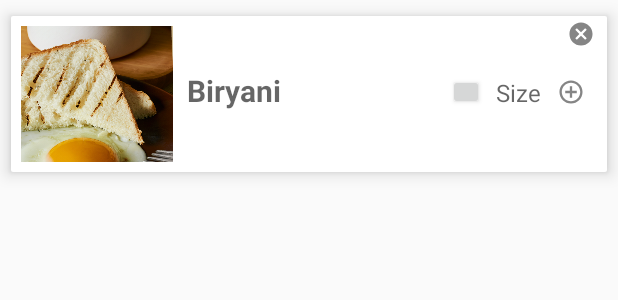
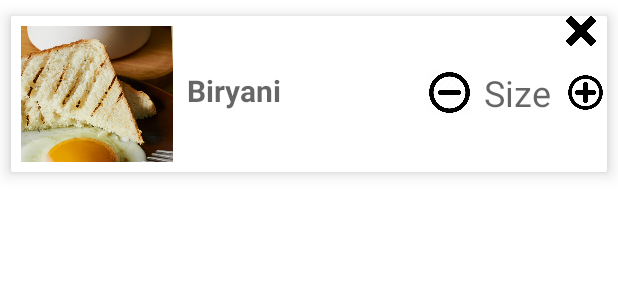
Before and after one commit to Hamza-Dar/aorms-seda, an Android app: the layout cart_layout.xml on its own in the app's theme, with its tools: preview values and no code run, on a phone screen of 412 x 824 dp. Shown: the top 300 px of the screen. Run offline under Robolectric (Android 15) with nearby library versions, the phone set to English and light mode, and no system bars.

Commit message:
prototype2

```diff
--- a/app/src/main/res/layout/cart_layout.xml
+++ b/app/src/main/res/layout/cart_layout.xml
@@ -28,43 +28,43 @@
                 app:layout_constraintStart_toStartOf="parent"
                 tools:layout_editor_absoluteY="211dp">
 
-                <Button
-                    android:id="@+id/button_add"
-                    android:layout_width="24dp"
-                    android:layout_height="24dp"
-                    android:layout_marginStart="8dp"
-                    android:background="@drawable/ic_action_increase"
-                    app:layout_constraintBottom_toBottomOf="@+id/item_size"
-                    app:layout_constraintStart_toEndOf="@+id/item_size"
-                    app:layout_constraintTop_toTopOf="@+id/item_size" />
+                <ImageView
+                    android:id="@+id/button_close"
+                    android:layout_width="20dp"
+                    android:layout_height="20dp"
+                    android:layout_marginStart="260dp"
+                    android:layout_marginEnd="5dp"
+                    app:layout_constraintEnd_toEndOf="parent"
+                    app:layout_constraintStart_toEndOf="@+id/imageView_cart"
+                    app:layout_constraintTop_toTopOf="parent"
+                    app:srcCompat="@drawable/cross" />
 
-                <Button
+                <ImageView
                     android:id="@+id/button_subtract"
-                    android:layout_width="24dp"
-                    android:layout_height="24dp"
-                    android:layout_marginStart="34dp"
+                    android:layout_width="30dp"
+                    android:layout_height="30dp"
+                    android:layout_marginStart="20dp"
+                    android:layout_marginLeft="20dp"
                     android:layout_marginEnd="8dp"
-                    android:clickable="true"
-                    android:focusable="true"
-                    android:icon="@drawable/ic_action_decrease"
                     app:layout_constraintBottom_toBottomOf="parent"
                     app:layout_constraintEnd_toStartOf="@+id/item_size"
                     app:layout_constraintStart_toEndOf="@+id/item_name"
                     app:layout_constraintTop_toTopOf="parent"
-                    app:layout_constraintVertical_bias="0.487" />
+                    app:layout_constraintVertical_bias="0.487"
+                    app:srcCompat="@drawable/minus" />
 
-                <Button
-                    android:id="@+id/button_close"
-                    android:layout_width="24dp"
-                    android:layout_height="24dp"
-                    android:layout_marginStart="260dp"
-                    android:layout_marginEnd="5dp"
-                    android:background="@drawable/ic_action_cancel"
-                    android:clickable="true"
-                    android:focusable="true"
-                    app:layout_constraintEnd_toEndOf="parent"
-                    app:layout_constraintStart_toEndOf="@+id/imageView_cart"
-                    app:layout_constraintTop_toTopOf="parent" />
+                <ImageView
+                    android:id="@+id/button_add"
+                    android:layout_width="30dp"
+                    android:layout_height="30dp"
+                    android:layout_marginStart="8dp"
+                    app:layout_constraintBottom_toBottomOf="@+id/item_size"
+                    app:layout_constraintStart_toEndOf="@+id/item_size"
+                    app:layout_constraintTop_toTopOf="@+id/item_size"
+                    app:srcCompat="@drawable/add" />
+
+
+
 
                 <ImageView
                     android:id="@+id/imageView_cart"
@@ -101,7 +101,7 @@
                     android:text="Size"
                     android:textAlignment="center"
                     android:textAppearance="?android:attr/textAppearanceMedium"
-                    android:textSize="16sp"
+                    android:textSize="24sp"
                     app:layout_constraintBottom_toBottomOf="@+id/button_subtract"
                     app:layout_constraintEnd_toStartOf="@+id/button_add"
                     app:layout_constraintStart_toEndOf="@+id/button_subtract"
--- a/app/src/main/res/layout/home_fragment.xml
+++ b/app/src/main/res/layout/home_fragment.xml
@@ -20,6 +20,7 @@
         android:textColor="@color/ButtonTextColor"
         android:textSize="18sp"
         android:textStyle="bold"
+        android:clickable="true"
         app:layout_constraintEnd_toEndOf="parent"
         app:layout_constraintHorizontal_bias="0.0"
         app:layout_constraintStart_toStartOf="parent"
--- a/app/src/main/res/values/colors.xml
+++ b/app/src/main/res/values/colors.xml
@@ -1,15 +1,7 @@
 <?xml version="1.0" encoding="utf-8"?>
 <resources>
-    <color name="colorPrimary">#182027</color>
-    <color name="colorPrimaryDark">#293542</color>
-    <color name="colorAccent">#59FF00</color>
-
-    <color name="Background">#F3EEEE</color>
-    <color name="TextColor">#302E2E</color>
-    <color name="ButtonTextColor">#F3EEEE</color>
-    <color name="ButtonColor">#00D4B4</color>
-    <color name="ActionBarColor">#182027</color>
-
-
-
+    <color name="colorPrimary">#008577</color>
+    <color name="colorPrimaryDark">#00574B</color>
+    <color name="colorAccent">#97EF99</color>
+    <color name="red">#F32727</color>
 </resources>
--- a/app/src/main/res/values/styles.xml
+++ b/app/src/main/res/values/styles.xml
@@ -2,29 +2,13 @@
 
     <!-- Base application theme. -->
 <!--    <style name="AppTheme" parent="Theme.AppCompat.Light.DarkActionBar">-->
-    <style name="AppTheme" parent="Theme.AppCompat.Light.DarkActionBar">
+    <style name="AppTheme" parent="Theme.MaterialComponents.Light.NoActionBar">
         <!-- Customize your theme here. -->
         <item name="colorPrimary">@color/colorPrimary</item>
         <item name="colorPrimaryDark">@color/colorPrimaryDark</item>
         <item name="colorAccent">@color/colorAccent</item>
     </style>
 
-    <style name="Divider">
-        <item name="android:layout_width">match_parent</item>
-        <item name="android:layout_height">2dp</item>
-        <item name="android:background">@color/colorPrimaryDark</item>
-    </style>
-    <style name="AppTheme.AppBarOverlay" parent="ThemeOverlay.AppCompat.Dark.ActionBar" />
-    <style name="Dividerlight">
-        <item name="android:layout_width">match_parent</item>
-        <item name="android:layout_height">1dp</item>
-        <item name="android:background">@color/colorPrimary</item>
-    </style>
-
-    <style name="AppTheme.NoActionBar">
-        <item name="windowActionBar">false</item>
-        <item name="windowNoTitle">true</item>
-    </style>
 
 
 </resources>
```
Also changed, not shown: app/src/main/res/layout/activity_cartaroms.xml (+9 -5 lines), app/src/main/res/layout/product.xml (+5 -3 lines), app/src/main/res/values/strings.xml (+1 -27 lines), app/src/main/res/drawable/add.PNG (added), app/src/main/res/drawable/cross.png (added), app/src/main/res/drawable/minus.png (added).
